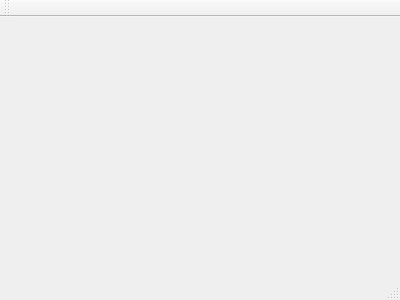
The window that src/forms/mainwindow.ui (BITS-DIC/BITS-DIC) describes before a commit, drawn with Qt 5.
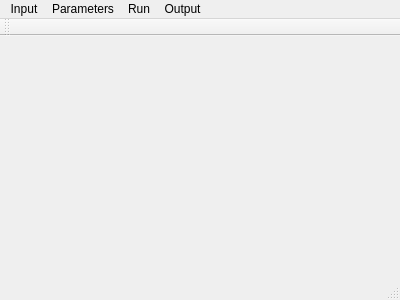
The same window after the commit.

Commit message:
Add bare ui in main window (#1)
Set main window title to "BITS-DIC"
Add basic menu options

What changed in the file:
```diff
--- a/src/forms/mainwindow.ui
+++ b/src/forms/mainwindow.ui
@@ -20,9 +20,39 @@
      <x>0</x>
      <y>0</y>
      <width>400</width>
-     <height>22</height>
+     <height>24</height>
     </rect>
    </property>
+   <widget class="QMenu" name="menuInput">
+    <property name="title">
+     <string>Input</string>
+    </property>
+    <addaction name="actionLoad_Reference_Image"/>
+    <addaction name="actionLoad_Current_Image_s"/>
+   </widget>
+   <widget class="QMenu" name="menuParameters">
+    <property name="title">
+     <string>Parameters</string>
+    </property>
+    <addaction name="actionSet_Region_of_Interest_ROI"/>
+    <addaction name="actionSet_DIC_Parameters"/>
+   </widget>
+   <widget class="QMenu" name="menuRun">
+    <property name="title">
+     <string>Run</string>
+    </property>
+    <addaction name="actionPerform_DIC_Analysis"/>
+   </widget>
+   <widget class="QMenu" name="menuOutput">
+    <property name="title">
+     <string>Output</string>
+    </property>
+    <addaction name="actionShow_Graphs"/>
+   </widget>
+   <addaction name="menuInput"/>
+   <addaction name="menuParameters"/>
+   <addaction name="menuRun"/>
+   <addaction name="menuOutput"/>
   </widget>
   <widget class="QToolBar" name="mainToolBar">
    <attribute name="toolBarArea">
```
Left out of the diff: 30 changed lines with no effect on the pictures. The commit also changes 2 other files.
